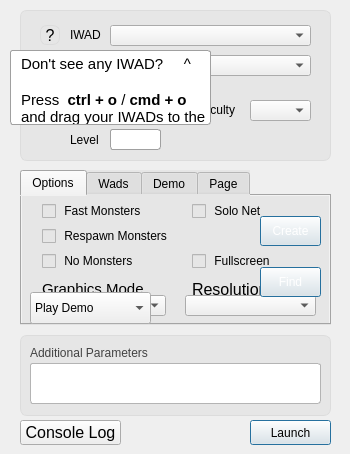
First picture: the form in dsda-launcher/mainwindow.ui, repository Pedro-Beirao/dsda-launcher, before the edit.
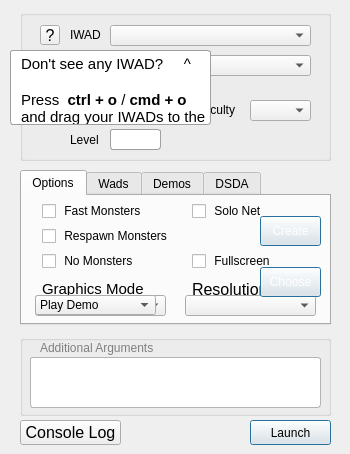
Second picture: the form after the edit. The open tabs and pages were chosen to show the change. Icons and pictures are not drawn.

```diff
--- a/dsda-launcher/mainwindow.ui
+++ b/dsda-launcher/mainwindow.ui
@@ -58,9 +58,9 @@
     <property name="geometry">
      <rect>
       <x>30</x>
-      <y>363</y>
+      <y>357</y>
       <width>291</width>
-      <height>41</height>
+      <height>51</height>
      </rect>
     </property>
     <property name="acceptDrops">
@@ -74,7 +74,7 @@
     </property>
     <property name="styleSheet">
      <string notr="true">border: 1px solid rgb(180, 180, 180);
-padding-left: 6px;
+
 color: #000;
 height: 20px;
 background-color:rgb(255, 255, 255);
@@ -213,19 +213,6 @@
      <string>CompLevel</string>
     </property>
    </widget>
-   <widget class="QLabel" name="label_3">
-    <property name="geometry">
-     <rect>
-      <x>30</x>
-      <y>345</y>
-      <width>251</width>
-      <height>16</height>
-     </rect>
-    </property>
-    <property name="text">
-     <string>&lt;html&gt;&lt;head/&gt;&lt;body&gt;&lt;p&gt;&lt;span style=&quot; color:#424242;&quot;&gt;Additional Parameters&lt;/span&gt;&lt;/p&gt;&lt;/body&gt;&lt;/html&gt;</string>
-    </property>
-   </widget>
    <widget class="QLabel" name="episodeText">
     <property name="geometry">
      <rect>
@@ -350,7 +337,7 @@
      <string>Level</string>
     </property>
    </widget>
-   <widget class="QFrame" name="frame">
+   <widget class="QGroupBox" name="groupBox">
     <property name="geometry">
      <rect>
       <x>20</x>
@@ -360,11 +347,8 @@
      </rect>
     </property>
     <property name="styleSheet">
-     <string notr="true">background-color: rgb(230, 230, 230);
-border-radius: 7px;
-border-width: 1px;
-border-style: solid;
-border-color: rgb(220, 220, 220);</string>
+     <string notr="true">alternate-background-color: rgb(37, 37, 37);
+</string>
     </property>
     <widget class="QToolButton" name="toolButton">
      <property name="geometry">
@@ -391,7 +375,7 @@
      </property>
     </widget>
    </widget>
-   <widget class="QFrame" name="frame_4">
+   <widget class="QGroupBox" name="groupBox_4">
     <property name="geometry">
      <rect>
       <x>20</x>
@@ -401,12 +385,24 @@
      </rect>
     </property>
     <property name="styleSheet">
-     <string notr="true">background-color: rgb(230, 230, 230);
-border-radius: 7px;
-border-width: 1px;
-border-style: solid;
-border-color: rgb(220, 220, 220);</string>
+     <string notr="true"/>
     </property>
+    <widget class="QLabel" name="label_3">
+     <property name="geometry">
+      <rect>
+       <x>20</x>
+       <y>5</y>
+       <width>251</width>
+       <height>16</height>
+      </rect>
+     </property>
+     <property name="styleSheet">
+      <string notr="true"/>
+     </property>
+     <property name="text">
+      <string>&lt;html&gt;&lt;head/&gt;&lt;body&gt;&lt;p&gt;&lt;span style=&quot; color:#808080;&quot;&gt;Additional Arguments&lt;/span&gt;&lt;/p&gt;&lt;/body&gt;&lt;/html&gt;</string>
+     </property>
+    </widget>
    </widget>
    <widget class="QPushButton" name="pushButton">
     <property name="geometry">
@@ -451,7 +447,7 @@
      </rect>
     </property>
     <property name="styleSheet">
-     <string notr="true">background-color:rgb(230, 230, 230)
+     <string notr="true">
 </string>
     </property>
     <property name="tabShape">
@@ -547,6 +543,9 @@
         <pointsize>12</pointsize>
        </font>
       </property>
+      <property name="styleSheet">
+       <string notr="true"/>
+      </property>
       <property name="text">
        <string>&lt;html&gt;&lt;head/&gt;&lt;body&gt;&lt;p&gt;&lt;span style=&quot; font-size:11pt;&quot;&gt;Graphics Mode&lt;/span&gt;&lt;/p&gt;&lt;/body&gt;&lt;/html&gt;</string>
       </property>
@@ -656,7 +655,7 @@
     </widget>
     <widget class="QWidget" name="demoTab">
      <attribute name="title">
-      <string>Demo</string>
+      <string>Demos</string>
      </attribute>
      <widget class="QLabel" name="label_7">
       <property name="geometry">
@@ -723,7 +722,7 @@
     </widget>
     <widget class="QWidget" name="tab_2">
      <attribute name="title">
-      <string>Page</string>
+      <string>DSDA</string>
      </attribute>
     </widget>
    </widget>
@@ -930,7 +929,7 @@
 </string>
     </property>
     <property name="text">
-     <string>Find</string>
+     <string>Choose</string>
     </property>
     <property name="default">
      <bool>true</bool>
@@ -939,12 +938,15 @@
    <widget class="QComboBox" name="demoPlayOptions">
     <property name="geometry">
      <rect>
-      <x>30</x>
-      <y>292</y>
+      <x>35</x>
+      <y>295</y>
       <width>121</width>
-      <height>32</height>
+      <height>20</height>
      </rect>
     </property>
+    <property name="styleSheet">
+     <string notr="true">height:10px</string>
+    </property>
     <item>
      <property name="text">
       <string>Play Demo</string>
```
Left out of the diff: 17 changed lines with no effect on the pictures.
